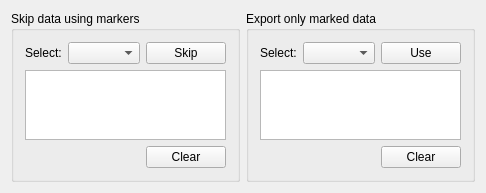
Old version of the form src/Widgets/AwSelectInputDataWidget.ui in the repository HIP-infrastructure/anywave-code.
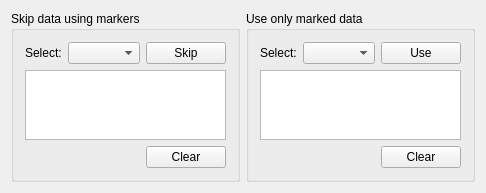
New version of the form. Custom widgets are drawn as their Qt base class.

```diff
--- a/src/Widgets/AwSelectInputDataWidget.ui
+++ b/src/Widgets/AwSelectInputDataWidget.ui
@@ -90,7 +90,7 @@
    <item>
     <widget class="QGroupBox" name="groupBox_3">
      <property name="title">
-      <string>Export only marked data</string>
+      <string>Use only marked data</string>
      </property>
      <layout class="QGridLayout" name="gridLayout_3">
       <item row="0" column="0" colspan="2">
```
